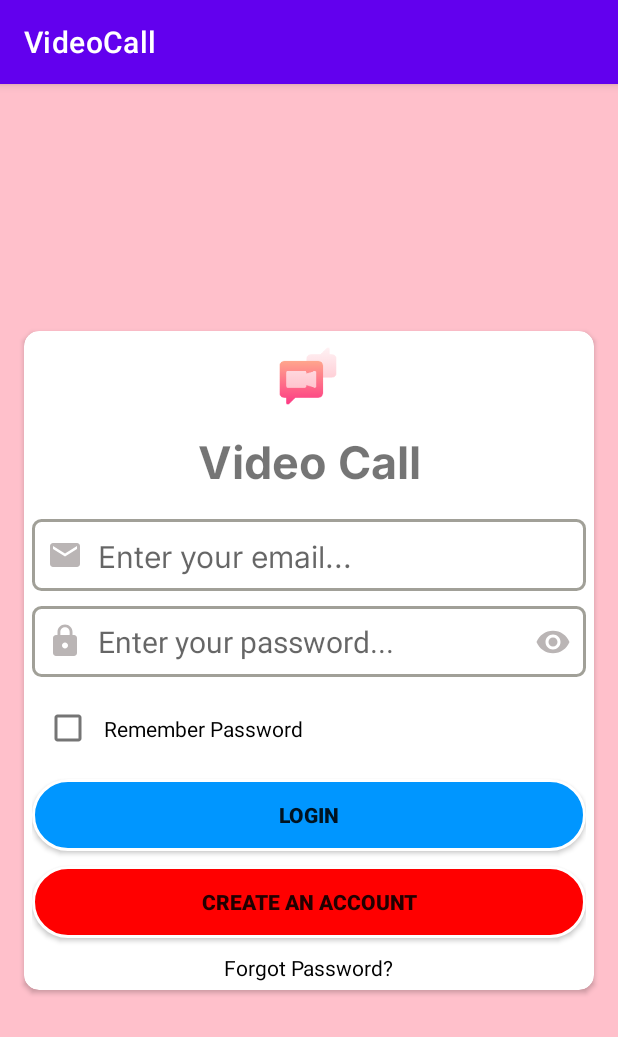
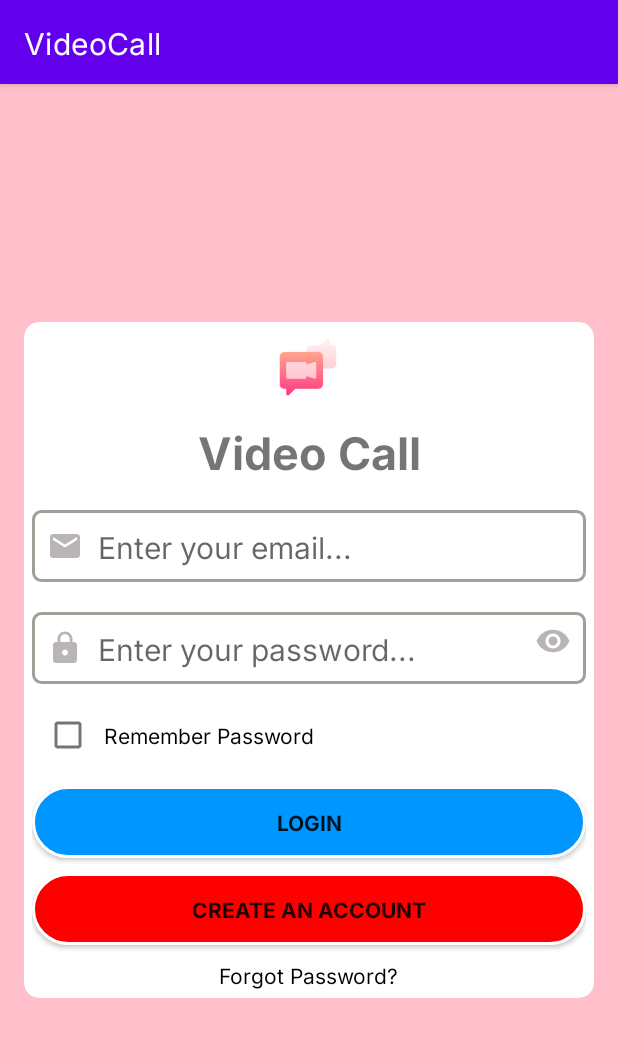
Before and after one commit to thanhhieu995/webRtcTest, an Android app: the screen it shows after launch (LoginActivity), after a tap on an icon or button, on a phone screen of 412 x 824 dp. Shown: the top 1037 px of the screen. Run offline under Robolectric (Android 15) with nearby library versions, the phone set to English and light mode, and no system bars; our stand-ins replace Firebase (no records; nobody signed in at launch, a user with empty details on screens opened directly).

Commit message:
Add style editText and button.

```diff
--- /dev/null
+++ b/app/src/main/res/drawable/button_corner_circle.xml
@@ -0,0 +1,6 @@
+<?xml version="1.0" encoding="utf-8"?>
+<shape xmlns:android="http://schemas.android.com/apk/res/android">
+    <corners android:radius="40dp" />
+    <stroke android:color="@color/white"
+        android:width="2dp"/>
+</shape>
--- a/app/src/main/res/font/fonts.xml
+++ /dev/null
@@ -1,4 +0,0 @@
-<?xml version="1.0" encoding="utf-8"?>
-<font-family xmlns:android="http://schemas.android.com/apk/res/android">
-
-</font-family>
--- a/app/src/main/res/layout/activity_login.xml
+++ b/app/src/main/res/layout/activity_login.xml
@@ -48,15 +48,10 @@
                 android:id="@+id/lg_edt_email"
                 android:layout_width="match_parent"
                 android:layout_height="wrap_content"
-                android:layout_marginTop="10dp"
-                android:background="@drawable/edt_square_transparency_style"
-                android:drawableLeft="@drawable/ic_baseline_email_24"
-                android:drawablePadding="10dp"
-                android:fontFamily="@font/inter"
+                android:drawableStart="@drawable/ic_baseline_email_24"
+                style="@style/et_input"
                 android:hint="Enter your email..."
-                android:minHeight="48dp"
-                android:padding="10dp"
-                android:textSize="20sp" />
+                android:minHeight="48dp" />
 
             <androidx.constraintlayout.widget.ConstraintLayout
                 android:id="@+id/constraint_password"
@@ -68,13 +63,10 @@
                     android:id="@+id/lg_edt_password"
                     android:layout_width="match_parent"
                     android:layout_height="match_parent"
-                    android:background="@drawable/edt_square_transparency_style"
-                    android:drawableLeft="@drawable/ic_baseline_lock_24"
-                    android:drawablePadding="10dp"
+                    android:drawableStart="@drawable/ic_baseline_lock_24"
+                    style="@style/et_input"
                     android:hint="Enter your password..."
                     android:inputType="textPassword"
-                    android:padding="10dp"
-                    android:textSize="20sp"
                     app:layout_constraintBottom_toBottomOf="parent"
                     app:layout_constraintEnd_toEndOf="parent"
                     app:layout_constraintStart_toStartOf="parent"
@@ -120,21 +112,17 @@
 
             <androidx.appcompat.widget.AppCompatButton
                 android:id="@+id/lg_btn_login"
-                android:background="@drawable/button_corner_blue_style"
+                style="@style/bt_login"
                 android:layout_width="match_parent"
                 android:layout_height="wrap_content"
-                android:layout_marginTop="10dp"
-                android:text="Login"
-                android:textStyle="bold"/>
+                android:text="Login" />
 
             <androidx.appcompat.widget.AppCompatButton
                 android:id="@+id/lg_btn_signup"
-                android:background="@drawable/button_corner_red_style"
+                style="@style/bt_signup"
                 android:layout_width="match_parent"
                 android:layout_height="wrap_content"
-                android:layout_marginTop="10dp"
-                android:text="create an account"
-                android:textStyle="bold"/>
+                android:text="create an account" />
 
             <androidx.constraintlayout.widget.ConstraintLayout
                 android:id="@+id/lg_forgotPass"
--- a/app/src/main/res/layout/activity_main.xml
+++ b/app/src/main/res/layout/activity_main.xml
@@ -67,7 +67,7 @@
 
                 <androidx.appcompat.widget.AppCompatButton
                     android:id="@+id/main_btnJoin"
-                    android:background="@drawable/button_corner_blue_style"
+                    android:background="@drawable/bg_button_corner_blue_style"
                     android:layout_width="wrap_content"
                     android:layout_height="wrap_content"
                     android:layout_marginTop="10dp"
@@ -79,7 +79,7 @@
 
                 <androidx.appcompat.widget.AppCompatButton
                     android:id="@+id/main_btnShare"
-                    android:background="@drawable/button_corner_red_style"
+                    android:background="@drawable/bg_button_corner_red_style"
                     android:layout_width="wrap_content"
                     android:layout_height="wrap_content"
                     android:layout_marginTop="10dp"
--- a/app/src/main/res/layout/activity_signup.xml
+++ b/app/src/main/res/layout/activity_signup.xml
@@ -106,7 +106,7 @@
 
             <androidx.appcompat.widget.AppCompatButton
                 android:id="@+id/su_btnSignup"
-                android:background="@drawable/button_corner_red_style"
+                android:background="@drawable/bg_button_corner_red_style"
                 android:layout_width="match_parent"
                 android:layout_height="wrap_content"
                 android:layout_marginTop="10dp"
--- /dev/null
+++ b/app/src/main/res/values/style.xml
@@ -0,0 +1,23 @@
+<?xml version="1.0" encoding="utf-8"?>
+<resources>
+    <style name="et_input">
+        <item name="android:background">@drawable/edt_square_transparency_style</item>
+        <item name="android:textSize">20sp</item>
+        <item name="android:padding">10dp</item>
+        <item name="android:drawablePadding">10dp</item>
+        <item name="android:layout_marginTop">10dp</item>
+    </style>
+
+    <style name="bt_login">
+        <item name="android:fontFamily">@font/inter_bold</item>
+        <item name="android:background">@drawable/bg_button_corner_blue_style</item>
+        <item name="android:textSize">14sp</item>
+        <item name="android:layout_marginTop">10dp</item>
+
+    </style> <style name="bt_signup">
+        <item name="android:fontFamily">@font/inter_bold</item>
+        <item name="android:background">@drawable/bg_button_corner_red_style</item>
+        <item name="android:textSize">14sp</item>
+        <item name="android:layout_marginTop">10dp</item>
+    </style>
+</resources>
--- a/app/src/main/res/values/themes.xml
+++ b/app/src/main/res/values/themes.xml
@@ -12,5 +12,6 @@
         <!-- Status bar color. -->
         <item name="android:statusBarColor">?attr/colorPrimaryVariant</item>
         <!-- Customize your theme here. -->
+        <item name="android:fontFamily">@font/inter</item>
     </style>
 </resources>
```
Also changed, not shown: app/src/main/res/drawable/bg_button_corner_blue_style.xml (renamed from app/src/main/res/drawable/button_corner_blue_style.xml), app/src/main/res/drawable/bg_button_corner_red_style.xml (renamed from app/src/main/res/drawable/button_corner_red_style.xml).
